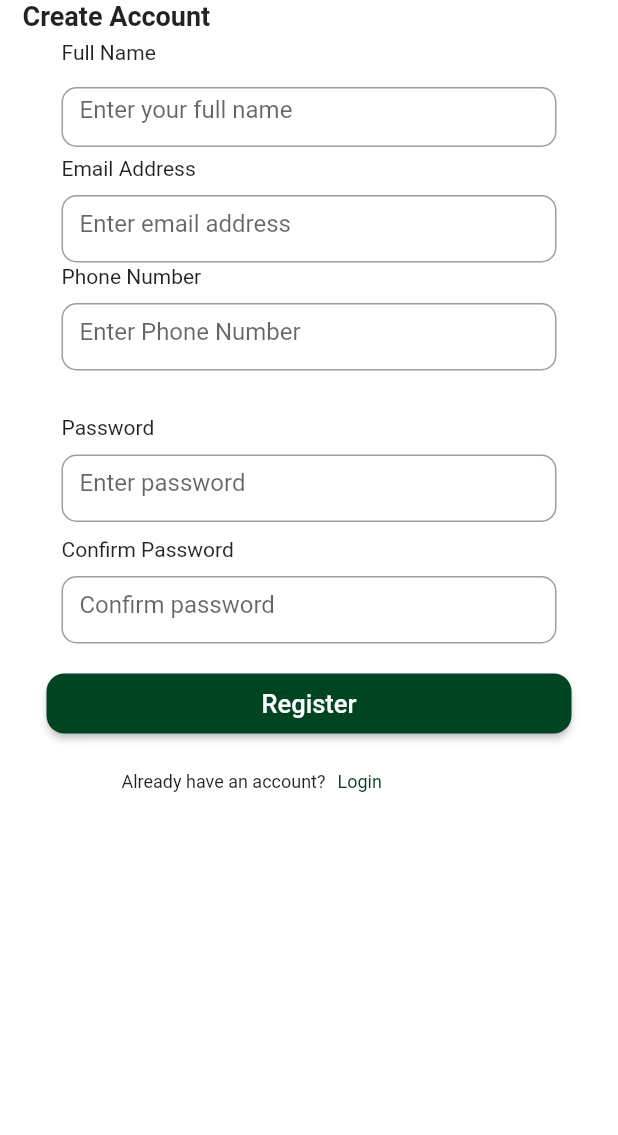
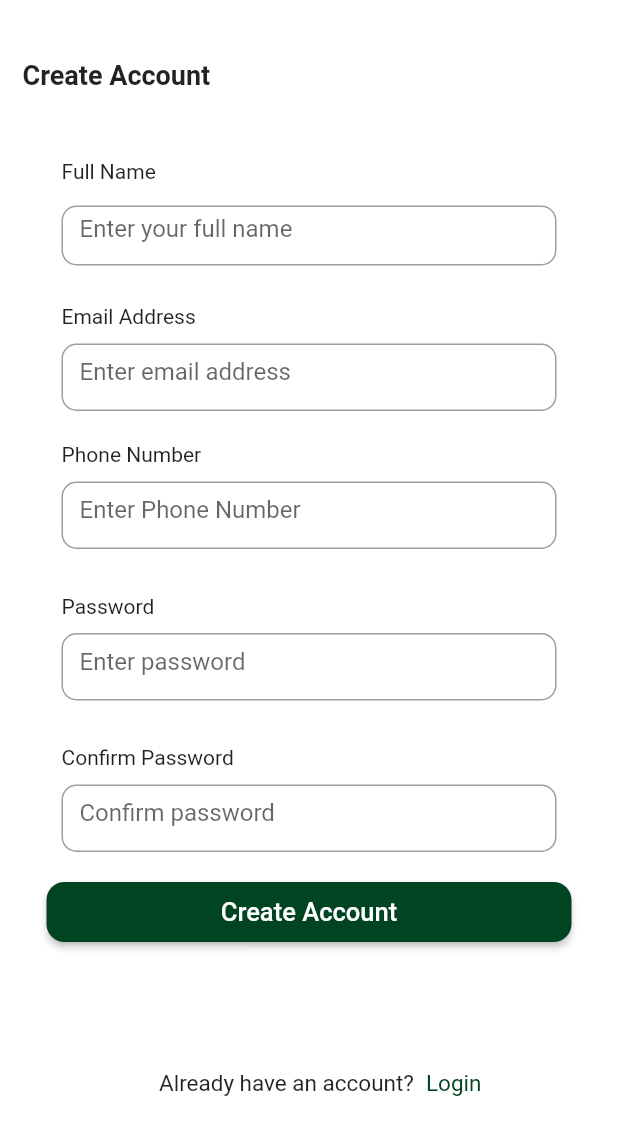
Before and after one commit to Lukong123/agroconnect, a Flutter app: the screen it shows after launch, on a phone screen of 412 x 824 dp. Shown: the top 1135 px of the screen. Run offline on Flutter 3.47's test engine with Material 2 defaults, Android fonts, the light colour scheme and no system bars.

Commit message:
adjusted register screen

```diff
--- a/lib/screens/AuthScreens/register.dart
+++ b/lib/screens/AuthScreens/register.dart
@@ -26,7 +26,7 @@ class _RegisterState extends State<Register> {
               color: Colors.white,
               child: Row(
                 children: [
-            SizedBox(height:10),
+            SizedBox(height:100),
 
             Padding(
               padding: const EdgeInsets.fromLTRB(15, 0, 0, 0),
@@ -70,6 +70,8 @@ class _RegisterState extends State<Register> {
                             ),
                           ),
                         ),
+                        SizedBox(height: 20,),
+
 
 
                         Container(
@@ -90,6 +92,8 @@ class _RegisterState extends State<Register> {
                             ),
                           ),
                         ),
+                        SizedBox(height: 20,),
+
 
                         Container(
                           padding: const EdgeInsets.fromLTRB(10, 1, 10, 0),
@@ -128,6 +132,8 @@ class _RegisterState extends State<Register> {
                             ),
                           ),
                         ),
+                        SizedBox(height: 20,),
+
 
                          Container(
                           padding: const EdgeInsets.fromLTRB(10, 10, 10, 0),
@@ -154,7 +160,7 @@ class _RegisterState extends State<Register> {
                             width: 40,
                             // padding: const EdgeInsets.fromLTRB(10, 0, 10, 0),
                             child: ElevatedButton(
-                              child: const Text('Register',
+                              child: const Text('Create Account',
                               style: TextStyle(
                                 fontSize: 17,
                               ),),
@@ -168,19 +174,19 @@ class _RegisterState extends State<Register> {
                               ),
                             )
                         ),
-                        SizedBox(height: 20,),
+                        SizedBox(height: 80,),
 
             Padding(
-              padding: EdgeInsets.fromLTRB(50, 5, 10, 5),
+              padding: EdgeInsets.fromLTRB(75, 5, 0, 5),
               child: Row(
                 children: [
                   Text("Already have an account?",
-                  style: TextStyle(fontSize: 12.0),),
+                  style: TextStyle(fontSize: 15.0),),
                    SizedBox(width: 8),
                                     //SizedBox
                                     Text('Login',
                                     style: TextStyle(color: primaryColor,
-                                    fontSize: 12.0,
+                                    fontSize: 15.0,
                                     ))
                 ],
               ),
```
